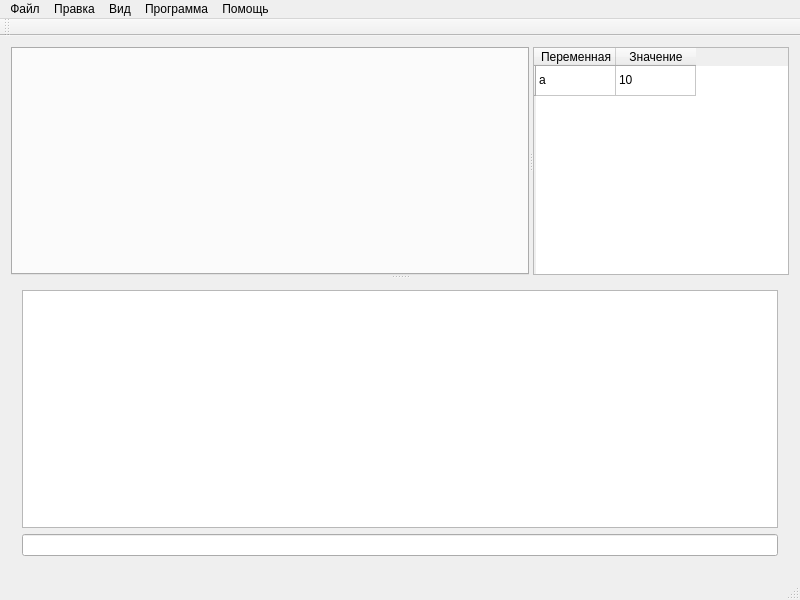
Before: the Qt Designer form mainwindow.ui in NOOBS-DevTeam/Appendix, drawn with Qt 5.
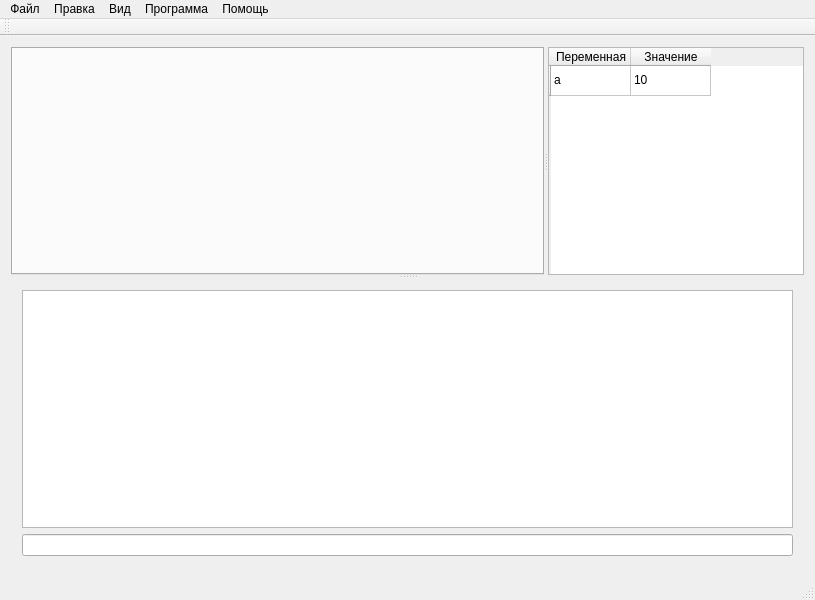
After: the same form once the commit is applied.

Commit message: Изменена цифровая палитра, нормальные ошибки

Diff of the .ui file:
```diff
--- a/mainwindow.ui
+++ b/mainwindow.ui
@@ -6,7 +6,7 @@
    <rect>
     <x>0</x>
     <y>0</y>
-    <width>800</width>
+    <width>815</width>
     <height>600</height>
    </rect>
   </property>
@@ -146,7 +146,7 @@
     <rect>
      <x>0</x>
      <y>0</y>
-     <width>800</width>
+     <width>815</width>
      <height>21</height>
     </rect>
    </property>
```
The commit also changes 2 other files.
